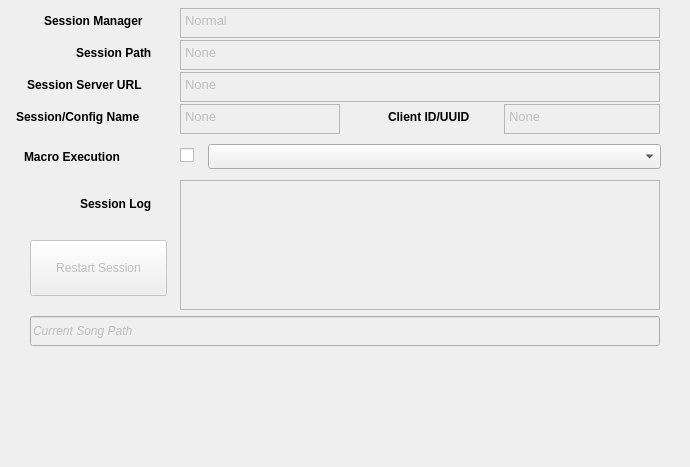
Before: the Qt Designer form seq_qt5/forms/qsessionframe.ui in ahlstromcj/seq66, drawn with Qt 5.
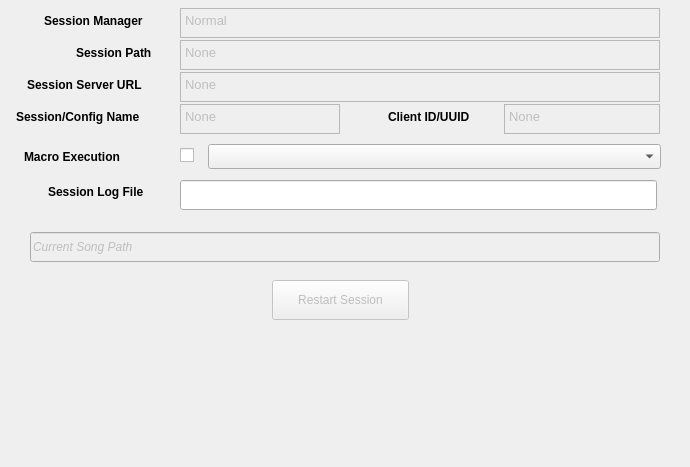
After: the same form once the commit is applied.

Diff of the .ui file:
```diff
--- a/seq_qt5/forms/qsessionframe.ui
+++ b/seq_qt5/forms/qsessionframe.ui
@@ -142,9 +142,9 @@
   <widget class="QLabel" name="sessionLogLabel">
    <property name="geometry">
     <rect>
-     <x>80</x>
-     <y>188</y>
-     <width>93</width>
+     <x>48</x>
+     <y>176</y>
+     <width>125</width>
      <height>32</height>
     </rect>
    </property>
@@ -161,38 +161,7 @@
     </font>
    </property>
    <property name="text">
-    <string>Session Log</string>
-   </property>
-  </widget>
-  <widget class="QTextEdit" name="sessionLogText">
-   <property name="enabled">
-    <bool>false</bool>
-   </property>
-   <property name="geometry">
-    <rect>
-     <x>180</x>
-     <y>180</y>
-     <width>480</width>
-     <height>130</height>
-    </rect>
-   </property>
-   <property name="minimumSize">
-    <size>
-     <width>420</width>
-     <height>130</height>
-    </size>
-   </property>
-   <property name="maximumSize">
-    <size>
-     <width>480</width>
-     <height>130</height>
-    </size>
-   </property>
-   <property name="undoRedoEnabled">
-    <bool>false</bool>
-   </property>
-   <property name="readOnly">
-    <bool>true</bool>
+    <string>Session Log File</string>
    </property>
   </widget>
   <widget class="QPushButton" name="pushButtonReload">
@@ -201,22 +170,22 @@
    </property>
    <property name="geometry">
     <rect>
-     <x>30</x>
-     <y>240</y>
+     <x>272</x>
+     <y>280</y>
      <width>137</width>
-     <height>56</height>
+     <height>40</height>
     </rect>
    </property>
    <property name="minimumSize">
     <size>
      <width>100</width>
-     <height>56</height>
+     <height>40</height>
     </size>
    </property>
    <property name="maximumSize">
     <size>
      <width>16777215</width>
-     <height>56</height>
+     <height>40</height>
     </size>
    </property>
    <property name="toolTip">
@@ -404,7 +373,7 @@
    <property name="geometry">
     <rect>
      <x>30</x>
-     <y>316</y>
+     <y>232</y>
      <width>630</width>
      <height>30</height>
     </rect>
@@ -481,6 +450,16 @@
     <string/>
    </property>
   </widget>
+  <widget class="QLineEdit" name="lineEditLogFile">
+   <property name="geometry">
+    <rect>
+     <x>180</x>
+     <y>180</y>
+     <width>477</width>
+     <height>30</height>
+    </rect>
+   </property>
+  </widget>
  </widget>
  <tabstops>
   <tabstop>sessionManagerNameText</tabstop>
```
Left out of the diff: 1 changed line with no effect on the pictures.
